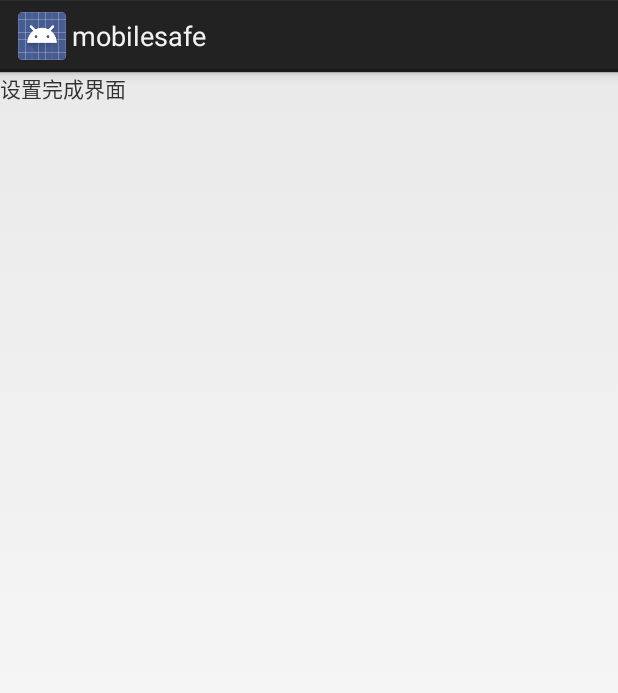
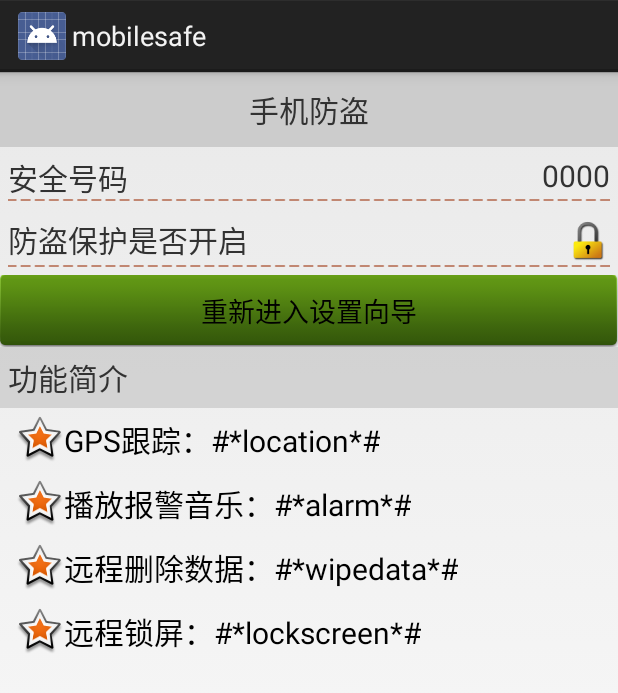
Before and after one commit to Jospace/mobilesafe1, an Android app: the layout activity_setup_over.xml on its own in the app's theme, with its tools: preview values and no code run, on a phone screen of 412 x 824 dp. Shown: the top 693 px of the screen. Run offline under Robolectric (Android 15) with nearby library versions, the phone set to English and light mode, and no system bars.

Commit message:
手机防盗完成（不包含设置完成页面的功能简介逻辑）

```diff
--- a/heimaApp01_mobilesafe/src/main/res/layout/activity_setup_over.xml
+++ b/heimaApp01_mobilesafe/src/main/res/layout/activity_setup_over.xml
@@ -1,10 +1,122 @@
-<LinearLayout
-    xmlns:android="http://schemas.android.com/apk/res/android"
+<LinearLayout xmlns:android="http://schemas.android.com/apk/res/android"
     android:layout_width="match_parent"
-    android:layout_height="match_parent">
+    android:layout_height="match_parent"
+    android:orientation="vertical">
+
+    <TextView
+        style="@style/TitleStyle"
+        android:text="手机防盗" />
+
+    <RelativeLayout
+        android:layout_width="match_parent"
+        android:layout_height="wrap_content"
+        android:padding="5dp">
+
+        <TextView
+            android:layout_width="wrap_content"
+            android:layout_height="wrap_content"
+            android:text="安全号码"
+            android:textSize="20sp" />
+
+        <TextView
+            android:id="@+id/tv_safe_num"
+            android:layout_width="wrap_content"
+            android:layout_height="wrap_content"
+            android:layout_alignParentRight="true"
+            android:text="0000"
+            android:textSize="20sp" />
+
+        <ImageView
+            android:layout_width="match_parent"
+            android:layout_height="wrap_content"
+            android:layout_below="@id/tv_safe_num"
+            android:layout_marginTop="2dp"
+            android:background="@drawable/listview_divider" />
+    </RelativeLayout>
+
+    <RelativeLayout
+        android:layout_width="match_parent"
+        android:layout_height="wrap_content"
+        android:padding="5dp">
+
+        <TextView
+            android:layout_width="wrap_content"
+            android:layout_height="wrap_content"
+            android:text="防盗保护是否开启"
+            android:textSize="20sp" />
+
+        <ImageView
+            android:id="@+id/iv_lock"
+            android:layout_width="30dp"
+            android:layout_height="30dp"
+            android:layout_alignParentRight="true"
+            android:background="@drawable/lock" />
+
+        <ImageView
+            android:layout_width="match_parent"
+            android:layout_height="wrap_content"
+            android:layout_below="@id/iv_lock"
+            android:layout_marginTop="2dp"
+            android:background="@drawable/listview_divider" />
+    </RelativeLayout>
+
+    <Button
+        android:id="@+id/btn_reset"
+        android:layout_width="match_parent"
+        android:layout_height="wrap_content"
+        android:background="@drawable/selector_btn_next_bg"
+        android:text="重新进入设置向导"
+        android:onClick="reset"/>
 
     <TextView
         android:layout_width="match_parent"
         android:layout_height="wrap_content"
-        android:text="设置完成界面"/>
+        android:background="#cccc"
+        android:padding="5dp"
+        android:text="功能简介"
+        android:textSize="20sp" />
+
+    <TextView
+        android:layout_width="wrap_content"
+        android:layout_height="wrap_content"
+        android:layout_marginLeft="5dp"
+        android:padding="5dp"
+        android:drawableLeft="@android:drawable/star_big_on"
+        android:gravity="center_vertical"
+        android:text="GPS跟踪：#*location*#"
+        android:textColor="#000"
+        android:textSize="20sp" />
+
+    <TextView
+        android:layout_width="wrap_content"
+        android:layout_height="wrap_content"
+        android:layout_marginLeft="5dp"
+        android:padding="5dp"
+        android:drawableLeft="@android:drawable/star_big_on"
+        android:gravity="center_vertical"
+        android:text="播放报警音乐：#*alarm*#"
+        android:textColor="#000"
+        android:textSize="20sp" />
+
+    <TextView
+        android:layout_width="wrap_content"
+        android:layout_height="wrap_content"
+        android:layout_marginLeft="5dp"
+        android:padding="5dp"
+        android:drawableLeft="@android:drawable/star_big_on"
+        android:gravity="center_vertical"
+        android:text="远程删除数据：#*wipedata*#"
+        android:textColor="#000"
+        android:textSize="20sp" />
+
+    <TextView
+        android:layout_width="wrap_content"
+        android:layout_height="wrap_content"
+        android:layout_marginLeft="5dp"
+        android:padding="5dp"
+        android:drawableLeft="@android:drawable/star_big_on"
+        android:gravity="center_vertical"
+        android:text="远程锁屏：#*lockscreen*#"
+        android:textColor="#000"
+        android:textSize="20sp" />
 </LinearLayout>
```
Also changed, not shown: heimaApp01_mobilesafe/src/main/java/com/example/mobilesafe/activity/BaseActivity.java (added, +63 -0 lines), heimaApp01_mobilesafe/src/main/java/com/example/mobilesafe/activity/Setup1Activity.java (+9 -7 lines), heimaApp01_mobilesafe/src/main/java/com/example/mobilesafe/activity/Setup2Activity.java (+30 -27 lines), heimaApp01_mobilesafe/src/main/java/com/example/mobilesafe/activity/Setup3Activity.java (+31 -27 lines), heimaApp01_mobilesafe/src/main/java/com/example/mobilesafe/activity/Setup4Activity.java (+31 -30 lines), heimaApp01_mobilesafe/src/main/java/com/example/mobilesafe/activity/SetupOverActivity.java (+22 -0 lines).
